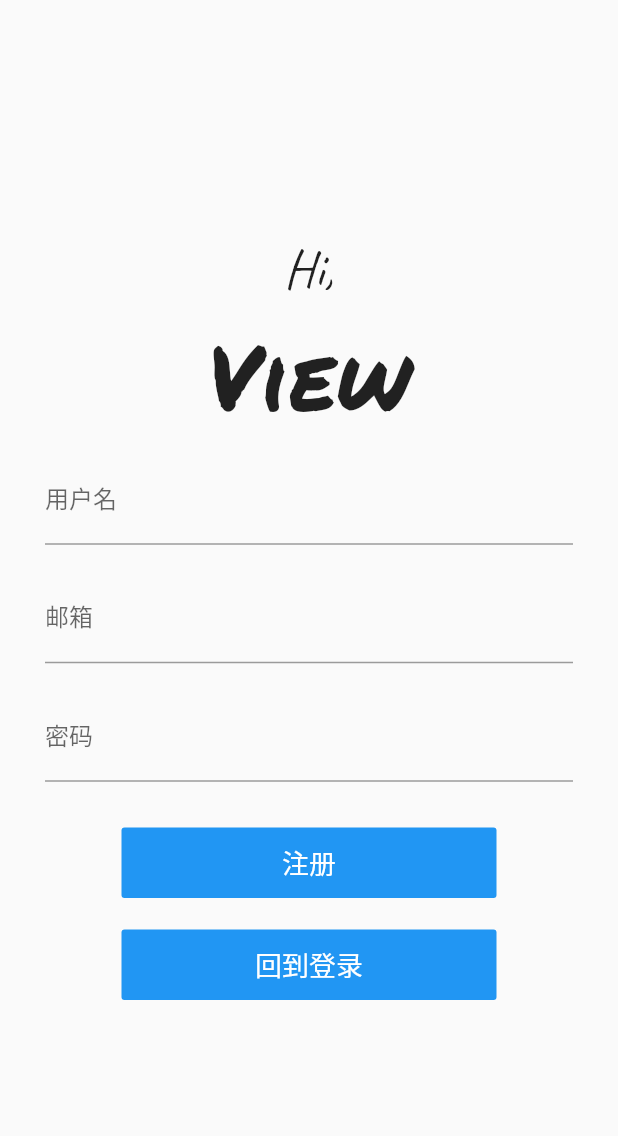
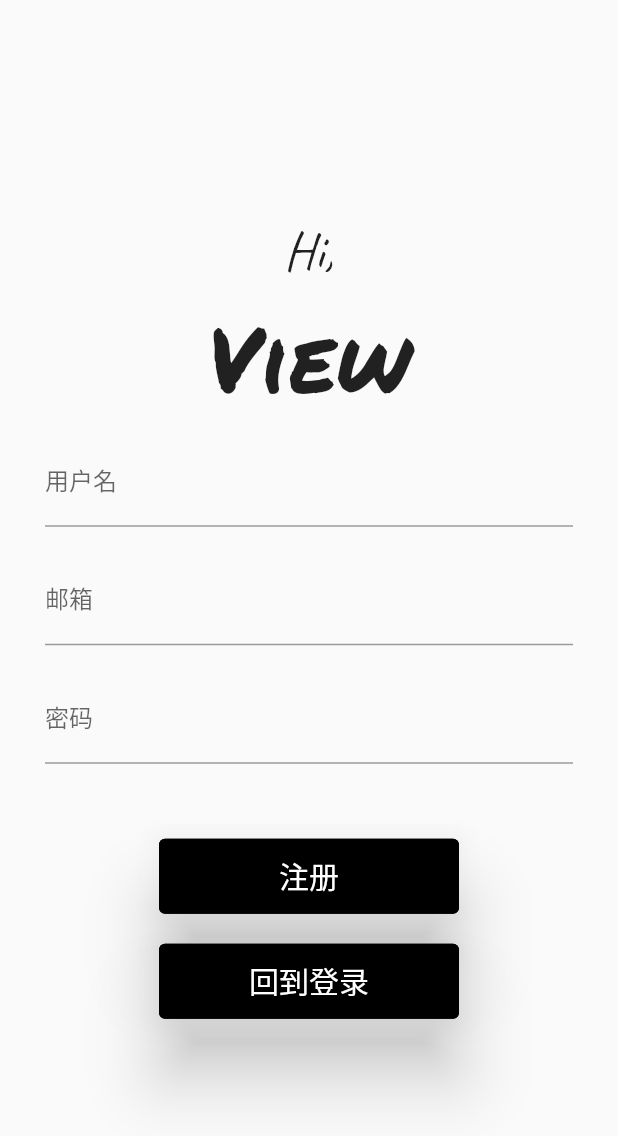
Before and after one commit to YuanRuQian/view, a Flutter app: the screen it shows after launch, after a tap on "登录", after a tap on "前往注册", on a phone screen of 412 x 824 dp. Shown: the top 1136 px of the screen. Run offline on Flutter 3.47's test engine with Material 2 defaults, Android fonts, the light colour scheme and no system bars; our stand-ins replace cached_network_image, cloud_firestore, firebase_auth, firebase_storage, flutter_image_compress, image_cropper and 1 more; missing offline and left inert: photofilters; accounts and stored records are empty.

Commit message:
improve sign up log in ui

```diff
--- a/lib/ui/pages/logInPage.dart
+++ b/lib/ui/pages/logInPage.dart
@@ -1,6 +1,7 @@
 import 'package:flutter/material.dart';
 import 'package:view/services/authentication.dart';
 import 'package:view/ui/pages/signUpPage.dart';
+import 'package:view/utilities/constants.dart';
 import 'package:view/utilities/tools.dart';
 import 'package:view/ui/widgets/viewTitle.dart';
 
@@ -29,7 +30,8 @@ class _LoginPageState extends State<LogInPage> {
         var begin = Offset(0.0, 1.0);
         var end = Offset.zero;
         var curve = Curves.ease;
-      var tween = Tween(begin: begin, end: end).chain(CurveTween(curve: curve));
+        var tween =
+            Tween(begin: begin, end: end).chain(CurveTween(curve: curve));
         return SlideTransition(
           position: animation.drive(tween),
           child: child,
@@ -78,39 +80,23 @@ class _LoginPageState extends State<LogInPage> {
                       obscureText: true,
                     ),
                   ),
+                  SizedBox(height: 40.0),
+                  Container(
+                      width: 200.0,
+                      child: TextButton(
+                        child: Text("登录"),
+                        style: logInSignUpBtnStyle,
+                        onPressed: _submit,
+                      )),
                   SizedBox(height: 20.0),
                   Container(
-                          width: 250.0,
-                          child: FlatButton(
-                            onPressed: _submit,
-                            color: Colors.blue,
-                            padding: EdgeInsets.all(10.0),
-                            child: Text(
-                              '登录',
-                              style: TextStyle(
-                                color: Colors.white,
-                                fontSize: 18.0,
-                              ),
-                            ),
-                          ),
-                        ),
-                        SizedBox(height: 20.0),
-                        Container(
-                          width: 250.0,
-                          child: FlatButton(
-                            onPressed: () =>
-                                Navigator.of(context).push(_createSignUpPageRoute()),
-                            color: Colors.blue,
-                            padding: EdgeInsets.all(10.0),
-                            child: Text(
-                              '前往注册',
-                              style: TextStyle(
-                                color: Colors.white,
-                                fontSize: 18.0,
-                              ),
-                            ),
-                          ),
-                        ),
+                      width: 200.0,
+                      child: TextButton(
+                        child: Text("前往注册"),
+                        style: logInSignUpBtnStyle,
+                        onPressed: () => Navigator.of(context)
+                            .push(_createSignUpPageRoute()),
+                      ))
                 ],
               ),
             )
--- a/lib/ui/pages/signUpPage.dart
+++ b/lib/ui/pages/signUpPage.dart
@@ -1,6 +1,7 @@
 import 'package:flutter/material.dart';
 import 'package:view/services/authentication.dart';
 import 'package:view/ui/widgets/viewTitle.dart';
+import 'package:view/utilities/constants.dart';
 import 'package:view/utilities/tools.dart';
 
 class SignUpPage extends StatefulWidget {
@@ -76,40 +77,22 @@ class _SignUpPageState extends State<SignUpPage> {
                         obscureText: true,
                       ),
                     ),
+                    SizedBox(height: 40.0),
+                    Container(
+                      width: 200.0,
+                      child: TextButton(
+                        child: Text("注册"),
+                        style: logInSignUpBtnStyle,
+                        onPressed: _submit,
+                      )),
                     SizedBox(height: 20.0),
                     Container(
-                            width: 250.0,
-                            child: FlatButton(
-                              onPressed: _submit,
-                              color: Colors.blue,
-                              padding: EdgeInsets.all(10.0),
-                              child: Text(
-                                '注册',
-                                style: TextStyle(
-                                  color: Colors.white,
-                                  fontSize: 18.0,
-                                ),
-                              ),
-                            ),
-                          ),
-                          SizedBox(height: 20.0),
-                          Container(
-                            width: 250.0,
-                            child: FlatButton(
+                        width: 200.0,
+                        child: TextButton(
+                          child: Text("回到登录"),
+                          style: logInSignUpBtnStyle,
                           onPressed: () => Navigator.pop(context),
-                              // 只能从 log in 页面进入 sign up 页面
-                              // 所以 pop 掉 sign up 的 route 就可以回到 log in 页面
-                              color: Colors.blue,
-                              padding: EdgeInsets.all(10.0),
-                              child: Text(
-                                '回到登录',
-                                style: TextStyle(
-                                  color: Colors.white,
-                                  fontSize: 18.0,
-                                ),
-                              ),
-                            ),
-                          ),
+                        ))
                   ],
                 ),
               ),
--- a/lib/utilities/constants.dart
+++ b/lib/utilities/constants.dart
@@ -1,5 +1,6 @@
 import 'package:cloud_firestore/cloud_firestore.dart';
 import 'package:firebase_storage/firebase_storage.dart';
+import 'package:flutter/material.dart';
 
 final _firestore = Firestore.instance;
 final storageRef = FirebaseStorage.instance.ref();
@@ -12,3 +13,12 @@ final feedsRef = _firestore.collection('feeds');
 final likesRef = _firestore.collection('likes');
 final commentsRef = _firestore.collection('comments');
 final activitiesRef = _firestore.collection('activities');
+
+ButtonStyle logInSignUpBtnStyle = TextButton.styleFrom(
+  textStyle: TextStyle(color: Colors.black, fontSize: 20.0),
+  primary: Colors.white,
+  backgroundColor: Colors.black,
+  side: BorderSide(color: Colors.black, width: 1),
+  elevation: 20,
+  minimumSize: Size(100, 50),
+);
```
Lines whose indentation alone changed are shown as unchanged.
